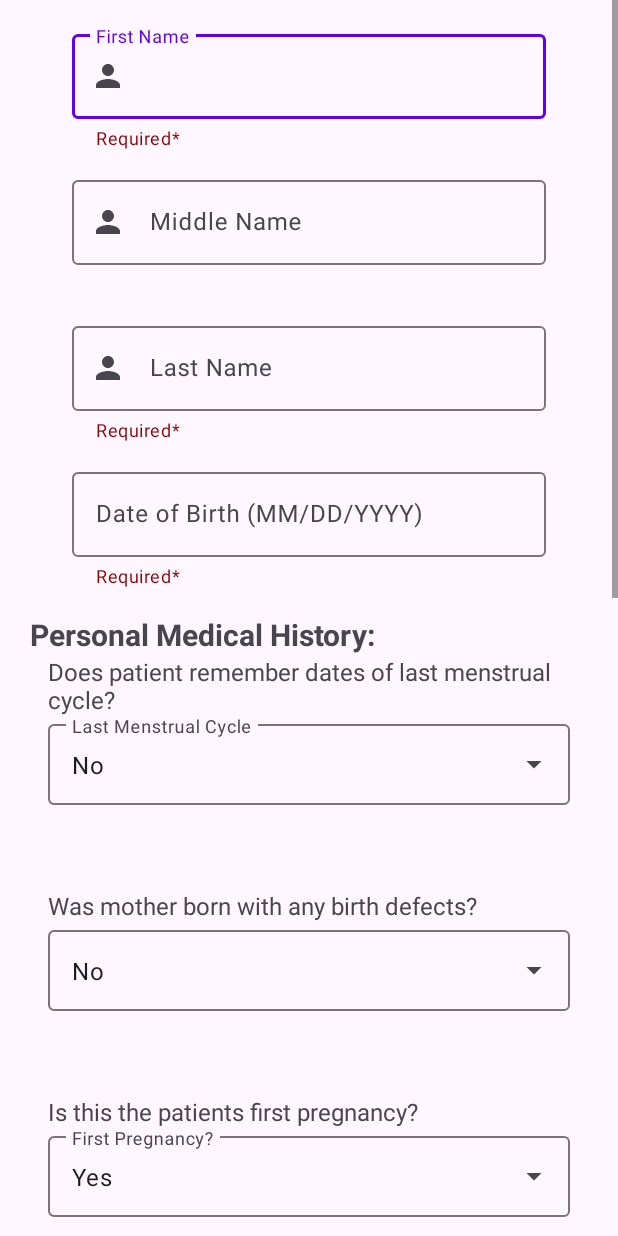
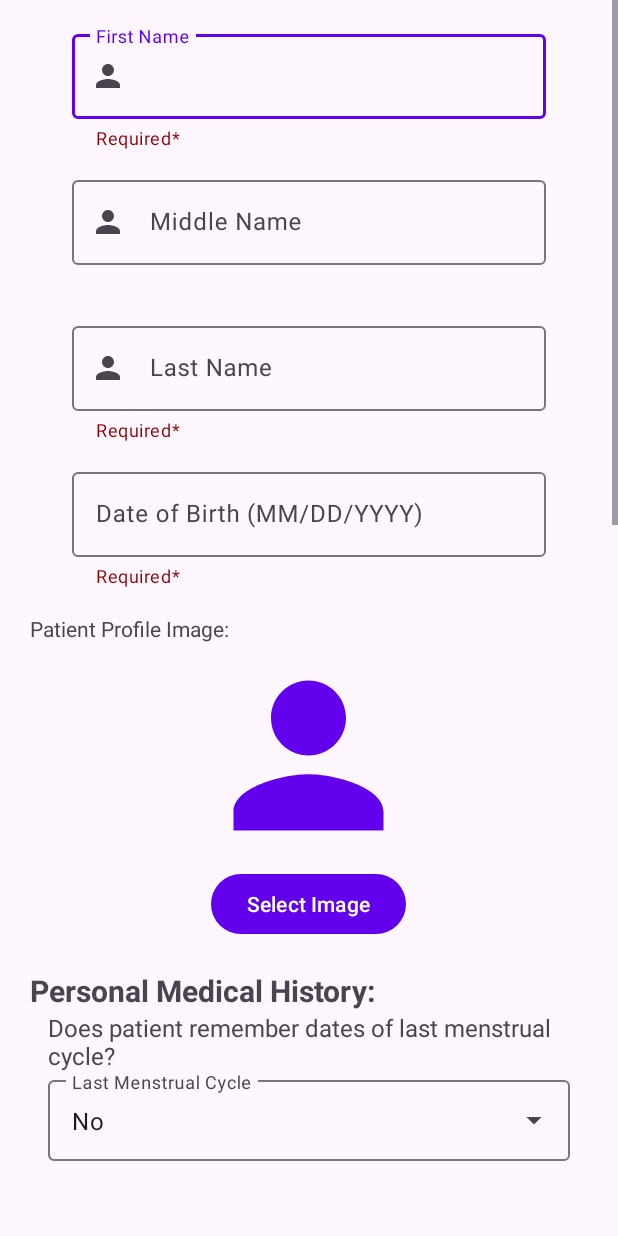
Before and after one commit to u1228507/Quokka_App_V2, an Android app: the fragment NewPatientProfileFragment shown on its own in the app's theme, on a phone screen of 412 x 824 dp. Run offline under Robolectric (Android 15) with nearby library versions, the phone set to English and light mode, and no system bars; our stand-ins replace Firebase (no records; nobody signed in at launch, a user with empty details on screens opened directly).

Commit message:
Added patient profile image picker to New Patient Profile Fragment with permissions

```diff
--- a/app/src/main/AndroidManifest.xml
+++ b/app/src/main/AndroidManifest.xml
@@ -2,6 +2,10 @@
 <manifest xmlns:android="http://schemas.android.com/apk/res/android"
     xmlns:tools="http://schemas.android.com/tools">
 
+    <!-- Permissions: -->
+    <uses-permission android:name="android.permission.READ_MEDIA_IMAGES" />
+
+    <!-- Application -->
     <application
         android:allowBackup="true"
         android:dataExtractionRules="@xml/data_extraction_rules"
--- a/app/src/main/java/com/example/quokka_app/ui/newpatientprofile/NewPatientProfileFragment.kt
+++ b/app/src/main/java/com/example/quokka_app/ui/newpatientprofile/NewPatientProfileFragment.kt
@@ -1,5 +1,10 @@
 package com.example.quokka_app.ui.newpatientprofile
 
+import android.app.Activity
+import android.content.Intent
+import android.content.pm.PackageManager
+import android.net.Uri
+import android.os.Build
 import android.os.Bundle
 import android.text.Editable
 import android.text.TextWatcher
@@ -8,6 +13,9 @@ import android.view.View
 import android.view.ViewGroup
 import android.widget.ArrayAdapter
 import android.widget.Toast
+import androidx.activity.result.ActivityResultLauncher
+import androidx.activity.result.contract.ActivityResultContracts
+import androidx.core.content.ContextCompat
 import androidx.core.widget.doOnTextChanged
 import androidx.fragment.app.Fragment
 import com.example.quokka_app.R
@@ -21,6 +29,9 @@ class NewPatientProfileFragment : Fragment(R.layout.fragment_newpatientprofiles)
 
     private lateinit var auth: FirebaseAuth
 
+    private lateinit var imagePicker: ActivityResultLauncher<Intent>
+    private lateinit var permissionLauncher: ActivityResultLauncher<String>
+
     override fun onCreateView(
         inflater: LayoutInflater,
         container: ViewGroup?,
@@ -28,6 +39,36 @@ class NewPatientProfileFragment : Fragment(R.layout.fragment_newpatientprofiles)
     ): View {
         _binding = FragmentNewpatientprofilesBinding.inflate(inflater, container, false)
         val root: View = binding.root
+
+        // Patient Profile Image
+        imagePicker = registerForActivityResult(
+            ActivityResultContracts.StartActivityForResult())
+        {result ->
+            if(result.resultCode == Activity.RESULT_OK){
+                val data : Intent? = result.data
+                val selectedImageURI : Uri? = data?.data
+                binding.PatientProfilePicture.setImageURI(selectedImageURI)
+            }
+        }
+
+        // Request Permission For Images
+        permissionLauncher = registerForActivityResult(
+            ActivityResultContracts.RequestPermission()
+        ) { isGranted ->
+            if (isGranted) {
+                selectImage()
+            } else {
+                Toast.makeText(requireContext(), "Permission Denied", Toast.LENGTH_SHORT).show()
+            }
+        }
+
+
+
+
+        binding.buttonPatientprofileimage.setOnClickListener {
+            checkPermissionAndSelectImage()
+        }
+
 
         // Save Button Listener
         auth = FirebaseAuth.getInstance()
@@ -111,12 +152,10 @@ class NewPatientProfileFragment : Fragment(R.layout.fragment_newpatientprofiles)
                                             Toast.makeText(requireContext(), "Patient profile saved successfully", Toast.LENGTH_SHORT).show()
                                         }
                                         .addOnFailureListener { e ->
-                                            // Handle the failure of subcollection add operation
                                             Toast.makeText(requireContext(), "Failed to save patient profile: ${e.message}", Toast.LENGTH_SHORT).show()
                                         }
                                 }
                                 .addOnFailureListener { e ->
-                                    // Handle the failure of main document set operation
                                     Toast.makeText(requireContext(), "Failed to save patient profile: ${e.message}", Toast.LENGTH_SHORT).show()
                                 }
                         } else {
@@ -354,7 +393,28 @@ class NewPatientProfileFragment : Fragment(R.layout.fragment_newpatientprofiles)
         val drugs = resources.getStringArray(R.array.newpatient_input_drugs)
         val drugsArrayAdapter = ArrayAdapter(requireContext(),R.layout.newpatientinputs_dropdownmenus, drugs)
         binding.inputDropdownDrugs.setAdapter(drugsArrayAdapter)
-
     }
 
+// Permission Launcher
+    private val mediaPermission = if (Build.VERSION.SDK_INT >= Build.VERSION_CODES.M){
+        android.Manifest.permission.READ_MEDIA_IMAGES
+        } else {
+             android.Manifest.permission.READ_EXTERNAL_STORAGE
+                }
+
+    private fun checkPermissionAndSelectImage() {
+        if (ContextCompat.checkSelfPermission(requireContext(), mediaPermission) == PackageManager.PERMISSION_GRANTED) {
+            selectImage()
+        } else {
+            permissionLauncher.launch(mediaPermission)
+        }
+    }
+
+
+    // Select Image for Patient Profile:
+    private fun selectImage(){
+        val intent = Intent(Intent.ACTION_PICK)
+        intent.type = "image/*"
+        imagePicker.launch(intent)
+    }
 }
--- /dev/null
+++ b/app/src/main/res/drawable/baseline_person_24_purple.xml
@@ -0,0 +1,12 @@
+<vector
+    android:height="24dp"
+    android:tint="#FF6200EE"
+    android:viewportHeight="24"
+    android:viewportWidth="24"
+    android:width="24dp"
+    xmlns:android="http://schemas.android.com/apk/res/android">
+    <path
+        android:fillColor="@android:color/white"
+        android:fillType="evenOdd"
+        android:pathData="M12,12c2.21,0 4,-1.79 4,-4s-1.79,-4 -4,-4 -4,1.79 -4,4 1.79,4 4,4zM12,14c-2.67,0 -8,1.34 -8,4v2h16v-2c0,-2.66 -5.33,-4 -8,-4z"/>
+</vector>
--- a/app/src/main/res/layout/fragment_newpatientprofiles.xml
+++ b/app/src/main/res/layout/fragment_newpatientprofiles.xml
@@ -4,7 +4,8 @@
     xmlns:tools="http://schemas.android.com/tools"
     android:layout_width="match_parent"
     android:layout_height="match_parent"
-    android:orientation="vertical">
+    android:orientation="vertical"
+    android:id="@+id/fragment_newpatientprofiles">
 
     <ScrollView
         android:layout_width="match_parent"
@@ -128,6 +129,36 @@
                     android:textColor="@color/black"
                     tools:ignore="TextContrastCheck" />
             </com.google.android.material.textfield.TextInputLayout>
+
+
+            <!-- Patient Profile Picture -->
+            <TextView
+                android:id="@+id/inputheaders_patientprofilepicture"
+                android:layout_width="match_parent"
+                android:layout_height="wrap_content"
+                android:layout_marginStart="20dp"
+                android:layout_marginEnd="20dp"
+                android:text="@string/newpatient_inputheader_patientprofilepic"/>
+
+            <ImageView
+                android:id="@+id/PatientProfilePicture"
+                android:layout_width="150dp"
+                android:layout_height="150dp"
+                android:src="@drawable/baseline_person_24_purple"
+                android:scaleType="centerCrop"
+                android:layout_gravity="center"
+                android:contentDescription="@string/newpatient_input_patientprofileimage">
+            </ImageView>
+
+            <Button
+                android:id="@+id/button_patientprofileimage"
+                android:layout_width="wrap_content"
+                android:layout_height="wrap_content"
+                android:layout_gravity="center"
+                android:layout_marginBottom="20dp"
+                android:text="@string/newpatient_button_selectpatientimage">
+            </Button>
+
 
             <!-- Header: Personal Medical History -->
             <TextView
--- a/app/src/main/res/values/strings_newpatientprofilefragment.xml
+++ b/app/src/main/res/values/strings_newpatientprofilefragment.xml
@@ -22,8 +22,8 @@
     <string name="newpatient_input_preginfections">Number of Pregnancy Infections</string>
     <string name="newpatient_input_personalmedother">Other Medical History Comments</string>
     <string name="newpatient_input_highbppregnancy">Number of High Blood Pressure Pregnancies</string>
-
     <string name="newpatient_input_exercise"> How many days does the patient exercise per week?</string>
+    <string name="newpatient_input_patientprofileimage">Patient Profile Image</string>
 
 
     // Hints
@@ -70,6 +70,7 @@
     </string-array>
 
     //Strings For New Patient Input Headers and Conditional TextView Questions
+    <string name="newpatient_inputheader_patientprofilepic">Patient Profile Image: </string>
     <string name="newpatient_input_header_personalmedicalhistory">Personal Medical History:</string>
     <string name="newpatient_conditional_lastmenstrualcycle">What day did the patients last menstrual cycle begin?</string>
     <string name="newpatient_conditional_birthdefect">What birth defect(s) was the mother born with?</string>
@@ -83,6 +84,7 @@
     <string name="newpatient_conditional_drugs">Does the patient use any recreational drugs</string>
     <string name="newpatient_conditional_drugtype"> What types of drugs does the patient use?</string>
 
-    // Random Strings:
+    // Button Strings:
     <string name="newpatient_button_createprofile">Create Patient Profile</string>
+    <string name="newpatient_button_selectpatientimage">Select Image</string>
 </resources>
```
Also changed, not shown: app/build.gradle.kts (+6 -6 lines).
